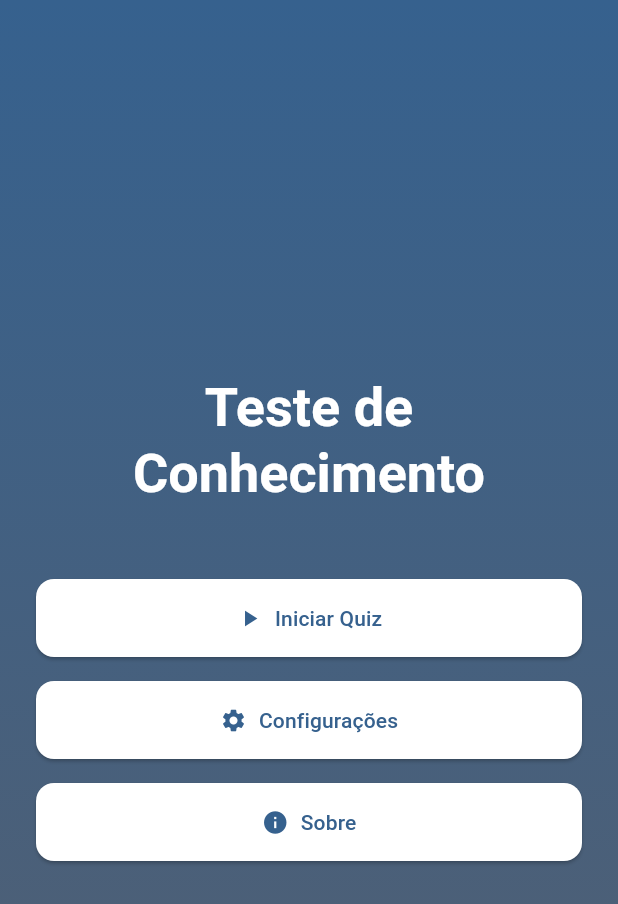
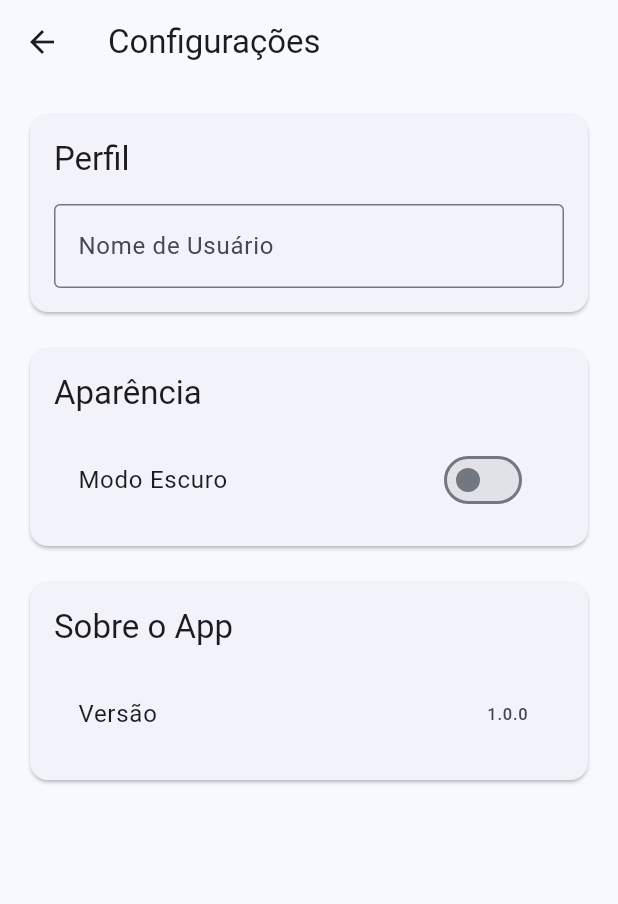
Before and after one commit to z3nr1q/teste_conhecimento, a Flutter app: the screen it shows after launch, after a tap on "Configurações", on a phone screen of 412 x 824 dp. Shown: the top 904 px of the screen. Run offline on Flutter 3.47's test engine with Material 3 defaults, Android fonts, the phone set to English and light mode, and no system bars; drawn by our look-alikes of flutter_animate; our stand-ins replace equatable, flutter_bloc, google_fonts, shared_preferences, sqflite; accounts and stored records are empty.

Commit message:
Adicionando tela de configurações

```diff
--- a/lib/features/quiz/presentation/pages/menu_page.dart
+++ b/lib/features/quiz/presentation/pages/menu_page.dart
@@ -2,6 +2,7 @@ import 'package:flutter/material.dart';
 import 'package:flutter_animate/flutter_animate.dart';
 import '../../../../core/constants/app_constants.dart';
 import 'quiz_page.dart';
+import 'settings_page.dart';
 
 class MenuPage extends StatelessWidget {
   const MenuPage({super.key});
@@ -48,9 +49,9 @@ class MenuPage extends StatelessWidget {
                 _MenuButton(
                   icon: Icons.settings,
                   label: 'Configurações',
-                  onTap: () {
-                    // TODO: Implementar tela de configurações
-                  },
+                  onTap: () => Navigator.of(context).push(
+                    MaterialPageRoute(builder: (_) => const SettingsPage()),
+                  ),
                 ),
                 const SizedBox(height: 16),
                 _MenuButton(
--- /dev/null
+++ b/lib/features/quiz/presentation/pages/settings_page.dart
@@ -0,0 +1,129 @@
+import 'package:flutter/material.dart';
+import 'package:shared_preferences/shared_preferences.dart';
+import '../../../../core/constants/app_constants.dart';
+
+class SettingsPage extends StatefulWidget {
+  const SettingsPage({super.key});
+
+  @override
+  State<SettingsPage> createState() => _SettingsPageState();
+}
+
+class _SettingsPageState extends State<SettingsPage> {
+  late SharedPreferences _prefs;
+  bool _isDarkMode = false;
+  String _userName = '';
+  bool _isLoading = true;
+
+  @override
+  void initState() {
+    super.initState();
+    _loadSettings();
+  }
+
+  Future<void> _loadSettings() async {
+    _prefs = await SharedPreferences.getInstance();
+    setState(() {
+      _isDarkMode = _prefs.getBool(AppConstants.prefThemeMode) ?? false;
+      _userName = _prefs.getString(AppConstants.prefUserName) ?? '';
+      _isLoading = false;
+    });
+  }
+
+  Future<void> _saveSettings() async {
+    await _prefs.setBool(AppConstants.prefThemeMode, _isDarkMode);
+    await _prefs.setString(AppConstants.prefUserName, _userName);
+  }
+
+  @override
+  Widget build(BuildContext context) {
+    if (_isLoading) {
+      return const Scaffold(
+        body: Center(child: CircularProgressIndicator()),
+      );
+    }
+
+    return Scaffold(
+      appBar: AppBar(
+        title: const Text('Configurações'),
+      ),
+      body: ListView(
+        padding: const EdgeInsets.all(16),
+        children: [
+          Card(
+            child: Padding(
+              padding: const EdgeInsets.all(16),
+              child: Column(
+                crossAxisAlignment: CrossAxisAlignment.start,
+                children: [
+                  Text(
+                    'Perfil',
+                    style: Theme.of(context).textTheme.titleLarge,
+                  ),
+                  const SizedBox(height: 16),
+                  TextField(
+                    decoration: const InputDecoration(
+                      labelText: 'Nome de Usuário',
+                      border: OutlineInputBorder(),
+                    ),
+                    controller: TextEditingController(text: _userName),
+                    onChanged: (value) {
+                      _userName = value;
+                      _saveSettings();
+                    },
+                  ),
+                ],
+              ),
+            ),
+          ),
+          const SizedBox(height: 16),
+          Card(
+            child: Padding(
+              padding: const EdgeInsets.all(16),
+              child: Column(
+                crossAxisAlignment: CrossAxisAlignment.start,
+                children: [
+                  Text(
+                    'Aparência',
+                    style: Theme.of(context).textTheme.titleLarge,
+                  ),
+                  const SizedBox(height: 16),
+                  SwitchListTile(
+                    title: const Text('Modo Escuro'),
+                    value: _isDarkMode,
+                    onChanged: (value) {
+                      setState(() {
+                        _isDarkMode = value;
+                        _saveSettings();
+                      });
+                    },
+                  ),
+                ],
+              ),
+            ),
+          ),
+          const SizedBox(height: 16),
+          Card(
+            child: Padding(
+              padding: const EdgeInsets.all(16),
+              child: Column(
+                crossAxisAlignment: CrossAxisAlignment.start,
+                children: [
+                  Text(
+                    'Sobre o App',
+                    style: Theme.of(context).textTheme.titleLarge,
+                  ),
+                  const SizedBox(height: 16),
+                  ListTile(
+                    title: const Text('Versão'),
+                    trailing: Text(AppConstants.appVersion),
+                  ),
+                ],
+              ),
+            ),
+          ),
+        ],
+      ),
+    );
+  }
+}
```
